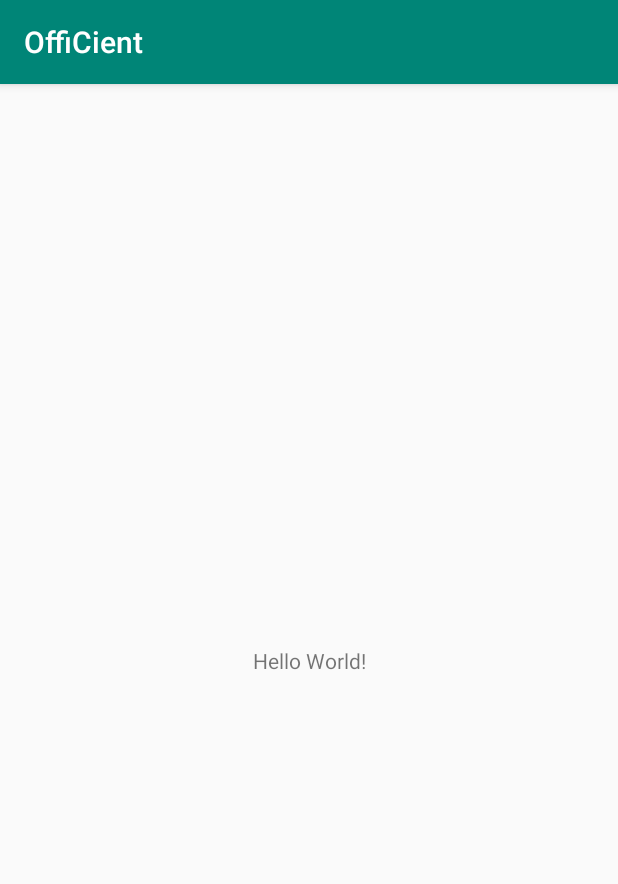
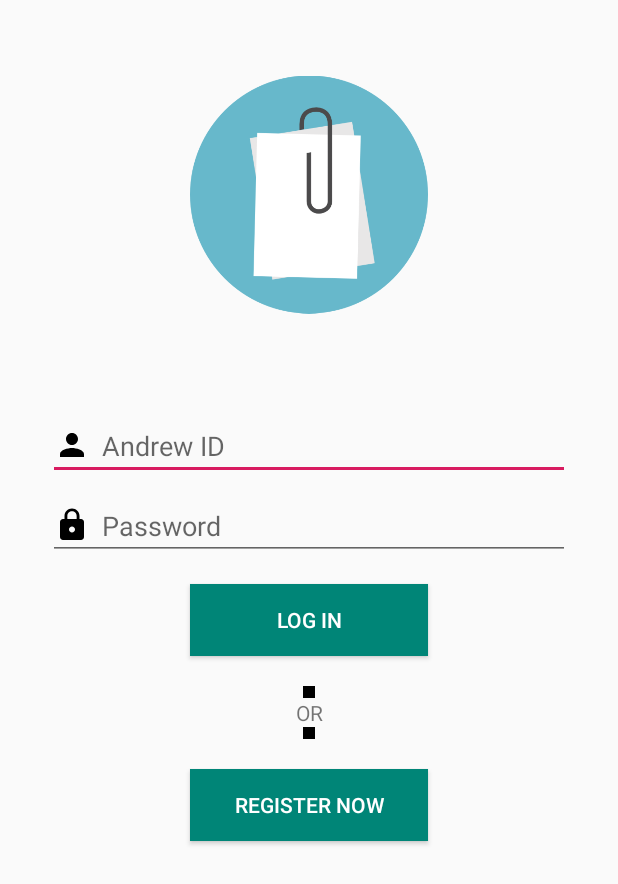
Before and after one commit to Siyubu/OffiCient, an Android app: the screen it shows after launch (MainActivity before the commit, LoginActivity after it), on a phone screen of 412 x 824 dp. Shown: the top 884 px of the screen. Run offline under Robolectric (Android 15) with nearby library versions, the phone set to English and light mode, and no system bars.

Commit message:
Designed login interfaces

```diff
--- a/app/build.gradle
+++ b/app/build.gradle
@@ -23,6 +23,9 @@ dependencies {
     implementation fileTree(dir: 'libs', include: ['*.jar'])
     implementation 'androidx.appcompat:appcompat:1.1.0'
     implementation 'androidx.constraintlayout:constraintlayout:1.1.3'
+    implementation 'com.google.android.material:material:1.0.0'
+    implementation 'androidx.annotation:annotation:1.0.2'
+    implementation 'androidx.lifecycle:lifecycle-extensions:2.0.0'
     testImplementation 'junit:junit:4.12'
     androidTestImplementation 'androidx.test.ext:junit:1.1.1'
     androidTestImplementation 'androidx.test.espresso:espresso-core:3.2.0'
--- /dev/null
+++ b/app/src/main/java/edu/cmu/officient/ui/LoginActivity.java
@@ -0,0 +1,36 @@
+package edu.cmu.officient.ui;
+
+import android.content.Intent;
+import android.os.Bundle;
+
+import com.google.android.material.floatingactionbutton.FloatingActionButton;
+import com.google.android.material.snackbar.Snackbar;
+
+import androidx.appcompat.app.AppCompatActivity;
+import androidx.appcompat.widget.Toolbar;
+
+import android.util.Log;
+import android.view.View;
+import android.widget.Button;
+
+import edu.cmu.officient.R;
+
+public class LoginActivity extends AppCompatActivity {
+
+    @Override
+    protected void onCreate(Bundle savedInstanceState) {
+        super.onCreate(savedInstanceState);
+        setContentView(R.layout.activity_login);
+        /*Toolbar toolbar = findViewById(R.id.toolbar);
+        setSupportActionBar(toolbar);*/
+        Button registrationOpener = findViewById(R.id.register);
+        registrationOpener.setOnClickListener(new View.OnClickListener() {
+            @Override
+            public void onClick(View view) {
+                Intent intent = new Intent(LoginActivity.this, RegistrationActivity.class);
+                startActivity(intent);
+            }
+        });
+    }
+
+}
--- a/app/src/main/java/edu/cmu/officient/MainActivity.java
+++ b/app/src/main/java/edu/cmu/officient/ui/MainActivity.java
@@ -1,8 +1,11 @@
-package edu.cmu.officient;
+package edu.cmu.officient.ui;
 
 import androidx.appcompat.app.AppCompatActivity;
 
+import android.content.Intent;
 import android.os.Bundle;
+
+import edu.cmu.officient.R;
 
 public class MainActivity extends AppCompatActivity {
 
@@ -11,4 +14,11 @@ public class MainActivity extends AppCompatActivity {
         super.onCreate(savedInstanceState);
         setContentView(R.layout.activity_main);
     }
+
+    @Override
+    protected void onStart() {
+        super.onStart();
+        Intent intent = new Intent(this, LoginActivity.class);
+        startActivity(intent);
+    }
 }
--- /dev/null
+++ b/app/src/main/java/edu/cmu/officient/ui/RegistrationActivity.java
@@ -0,0 +1,27 @@
+package edu.cmu.officient.ui;
+
+import android.os.Bundle;
+
+import com.google.android.material.floatingactionbutton.FloatingActionButton;
+import com.google.android.material.snackbar.Snackbar;
+
+import androidx.appcompat.app.AppCompatActivity;
+import androidx.appcompat.widget.Toolbar;
+
+import android.view.View;
+
+import edu.cmu.officient.R;
+
+public class RegistrationActivity extends AppCompatActivity {
+
+    @Override
+    protected void onCreate(Bundle savedInstanceState) {
+        super.onCreate(savedInstanceState);
+        setContentView(R.layout.activity_registration);
+        Toolbar toolbar = findViewById(R.id.toolbar);
+        setSupportActionBar(toolbar);
+
+        getSupportActionBar().setDisplayHomeAsUpEnabled(true);
+    }
+
+}
--- /dev/null
+++ b/app/src/main/res/drawable/ic_lock_black_24dp.xml
@@ -0,0 +1,9 @@
+<vector xmlns:android="http://schemas.android.com/apk/res/android"
+        android:width="24dp"
+        android:height="24dp"
+        android:viewportWidth="24.0"
+        android:viewportHeight="24.0">
+    <path
+        android:fillColor="#FF000000"
+        android:pathData="M18,8h-1L17,6c0,-2.76 -2.24,-5 -5,-5S7,3.24 7,6v2L6,8c-1.1,0 -2,0.9 -2,2v10c0,1.1 0.9,2 2,2h12c1.1,0 2,-0.9 2,-2L20,10c0,-1.1 -0.9,-2 -2,-2zM12,17c-1.1,0 -2,-0.9 -2,-2s0.9,-2 2,-2 2,0.9 2,2 -0.9,2 -2,2zM15.1,8L8.9,8L8.9,6c0,-1.71 1.39,-3.1 3.1,-3.1 1.71,0 3.1,1.39 3.1,3.1v2z"/>
+</vector>
--- /dev/null
+++ b/app/src/main/res/drawable/ic_person_black_24dp.xml
@@ -0,0 +1,9 @@
+<vector xmlns:android="http://schemas.android.com/apk/res/android"
+        android:width="24dp"
+        android:height="24dp"
+        android:viewportWidth="24.0"
+        android:viewportHeight="24.0">
+    <path
+        android:fillColor="#FF000000"
+        android:pathData="M12,12c2.21,0 4,-1.79 4,-4s-1.79,-4 -4,-4 -4,1.79 -4,4 1.79,4 4,4zM12,14c-2.67,0 -8,1.34 -8,4v2h16v-2c0,-2.66 -5.33,-4 -8,-4z"/>
+</vector>
--- /dev/null
+++ b/app/src/main/res/layout/activity_login.xml
@@ -0,0 +1,153 @@
+<?xml version="1.0" encoding="utf-8"?>
+<androidx.constraintlayout.widget.ConstraintLayout xmlns:android="http://schemas.android.com/apk/res/android"
+    xmlns:app="http://schemas.android.com/apk/res-auto"
+    xmlns:tools="http://schemas.android.com/tools"
+    android:id="@+id/container"
+    android:layout_width="match_parent"
+    android:layout_height="match_parent"
+    tools:context=".ui.LoginActivity"
+    android:paddingLeft="@dimen/activity_horizontal_margin"
+    android:paddingTop="@dimen/activity_vertical_margin"
+    android:paddingRight="@dimen/activity_horizontal_margin"
+    android:paddingBottom="@dimen/activity_vertical_margin">
+
+    <androidx.constraintlayout.widget.Guideline
+        android:id="@+id/left_guideline"
+        android:layout_width="wrap_content"
+        android:layout_height="wrap_content"
+        android:orientation="vertical"
+        app:layout_constraintGuide_percent="0.3"/>
+    <androidx.constraintlayout.widget.Guideline
+        android:id="@+id/right_guideline"
+        android:layout_width="wrap_content"
+        android:layout_height="wrap_content"
+        android:orientation="vertical"
+        app:layout_constraintGuide_percent="0.7"/>
+    <androidx.constraintlayout.widget.Guideline
+        android:id="@+id/logo_bottom_guideline"
+        android:layout_width="wrap_content"
+        android:layout_height="wrap_content"
+        android:orientation="horizontal"
+        app:layout_constraintGuide_percent="0.3" />
+
+    <ImageView
+        android:id="@+id/app_logo"
+        android:layout_width="0dp"
+        android:layout_height="wrap_content"
+        android:src="@drawable/logo"
+        app:layout_constraintEnd_toEndOf="@id/right_guideline"
+        app:layout_constraintStart_toStartOf="@+id/left_guideline"
+        app:layout_constraintTop_toTopOf="parent"
+        app:layout_constraintBottom_toBottomOf="@id/logo_bottom_guideline"/>
+    <EditText
+        android:id="@+id/username"
+        android:layout_width="0dp"
+        android:layout_height="wrap_content"
+        android:layout_marginStart="24dp"
+        android:layout_marginTop="24dp"
+        android:layout_marginEnd="24dp"
+
+        android:hint="@string/andrew_id_prompt"
+        android:inputType="text"
+        android:maxLength="@integer/max_andrew_id_length"
+        android:selectAllOnFocus="true"
+        app:layout_constraintEnd_toEndOf="parent"
+        app:layout_constraintStart_toStartOf="parent"
+        app:layout_constraintTop_toBottomOf="@id/logo_bottom_guideline"
+        android:drawableStart="@drawable/ic_person_black_24dp"
+        android:drawableLeft="@drawable/ic_person_black_24dp"
+        android:drawablePadding="@dimen/login_field_icon_padding"
+        />
+    />
+
+    <EditText
+        android:id="@+id/password"
+        android:layout_width="0dp"
+        android:layout_height="wrap_content"
+        android:layout_marginStart="24dp"
+        android:layout_marginTop="8dp"
+        android:layout_marginEnd="24dp"
+
+        android:hint="@string/prompt_password"
+        android:imeActionLabel="@string/action_sign_in_short"
+        android:imeOptions="actionDone"
+        android:inputType="textPassword"
+        android:selectAllOnFocus="true"
+        app:layout_constraintEnd_toEndOf="parent"
+        app:layout_constraintStart_toStartOf="parent"
+        app:layout_constraintTop_toBottomOf="@+id/username"
+        android:drawableStart="@drawable/ic_lock_black_24dp"
+        android:drawableLeft="@drawable/ic_lock_black_24dp"
+        android:drawablePadding="@dimen/login_field_icon_padding"/>
+
+    <Button
+        android:id="@+id/login"
+        android:layout_width="0dp"
+        android:layout_height="wrap_content"
+        android:layout_gravity="start"
+        android:layout_marginTop="16dp"
+        android:layout_marginBottom="64dp"
+        android:text="@string/action_sign_in"
+        android:background="@color/colorPrimary"
+        android:textColor="@color/white"
+        app:layout_constraintEnd_toStartOf="@+id/right_guideline"
+        app:layout_constraintStart_toStartOf="@+id/left_guideline"
+        app:layout_constraintTop_toBottomOf="@+id/password"
+        app:layout_constraintVertical_bias="0.2" />
+
+    <LinearLayout
+        android:id="@+id/registration_more"
+        android:layout_width="wrap_content"
+        android:layout_height="wrap_content"
+        android:orientation="vertical"
+        android:gravity="center"
+        android:padding="20dp"
+        app:layout_constraintLeft_toLeftOf="@id/left_guideline"
+        app:layout_constraintRight_toRightOf="@id/right_guideline"
+        app:layout_constraintTop_toBottomOf="@id/login" >
+        <TextView
+            android:layout_width="@dimen/vertical_separator_width"
+            android:layout_height="@dimen/vertical_separator_height"
+            android:padding="@dimen/vertical_separator_padding"
+            android:background="@color/black" />
+        <TextView
+            android:layout_width="wrap_content"
+            android:layout_height="wrap_content"
+            android:text="@string/or" />
+        <TextView
+            android:layout_width="@dimen/vertical_separator_width"
+            android:layout_height="@dimen/vertical_separator_height"
+            android:padding="@dimen/vertical_separator_padding"
+            android:background="@color/black" />
+    </LinearLayout>
+
+    <Button
+        android:id="@+id/register"
+        android:layout_width="0dp"
+        android:layout_height="wrap_content"
+        android:layout_gravity="start"
+        android:layout_marginBottom="64dp"
+        android:text="@string/action_register"
+        android:background="@color/colorPrimary"
+        android:textColor="@color/white"
+        app:layout_constraintEnd_toStartOf="@+id/right_guideline"
+        app:layout_constraintStart_toStartOf="@+id/left_guideline"
+        app:layout_constraintTop_toBottomOf="@+id/registration_more"
+        app:layout_constraintVertical_bias="0.2" />
+
+    <ProgressBar
+        android:id="@+id/loading"
+        android:layout_width="wrap_content"
+        android:layout_height="wrap_content"
+        android:layout_gravity="center"
+        android:layout_marginStart="32dp"
+        android:layout_marginTop="64dp"
+        android:layout_marginEnd="32dp"
+        android:layout_marginBottom="64dp"
+        android:visibility="gone"
+        app:layout_constraintBottom_toBottomOf="parent"
+        app:layout_constraintEnd_toEndOf="@+id/password"
+        app:layout_constraintStart_toStartOf="@+id/password"
+        app:layout_constraintTop_toTopOf="parent"
+        app:layout_constraintVertical_bias="0.3" />
+</androidx.constraintlayout.widget.ConstraintLayout>
--- a/app/src/main/res/layout/activity_main.xml
+++ b/app/src/main/res/layout/activity_main.xml
@@ -4,7 +4,7 @@
     xmlns:tools="http://schemas.android.com/tools"
     android:layout_width="match_parent"
     android:layout_height="match_parent"
-    tools:context=".MainActivity">
+    tools:context=".ui.MainActivity">
 
     <TextView
         android:layout_width="wrap_content"
--- /dev/null
+++ b/app/src/main/res/layout/activity_registration.xml
@@ -0,0 +1,25 @@
+<?xml version="1.0" encoding="utf-8"?>
+<androidx.coordinatorlayout.widget.CoordinatorLayout xmlns:android="http://schemas.android.com/apk/res/android"
+    xmlns:app="http://schemas.android.com/apk/res-auto"
+    xmlns:tools="http://schemas.android.com/tools"
+    android:layout_width="match_parent"
+    android:layout_height="match_parent"
+    tools:context=".ui.RegistrationActivity">
+
+    <com.google.android.material.appbar.AppBarLayout
+        android:layout_width="match_parent"
+        android:layout_height="wrap_content"
+        android:theme="@style/AppTheme.AppBarOverlay">
+
+        <androidx.appcompat.widget.Toolbar
+            android:id="@+id/toolbar"
+            android:layout_width="match_parent"
+            android:layout_height="?attr/actionBarSize"
+            android:background="?attr/colorPrimary"
+            app:popupTheme="@style/AppTheme.PopupOverlay" />
+
+    </com.google.android.material.appbar.AppBarLayout>
+
+    <include layout="@layout/content_registration" />
+
+</androidx.coordinatorlayout.widget.CoordinatorLayout>
--- a/app/src/main/res/values/colors.xml
+++ b/app/src/main/res/values/colors.xml
@@ -3,4 +3,6 @@
     <color name="colorPrimary">#008577</color>
     <color name="colorPrimaryDark">#00574B</color>
     <color name="colorAccent">#D81B60</color>
+    <color name="white">#FFFFFF</color>
+    <color name="black">#000000</color>
 </resources>
--- /dev/null
+++ b/app/src/main/res/values/integers.xml
@@ -0,0 +1,4 @@
+<?xml version="1.0" encoding="utf-8"?>
+<resources>
+    <integer name="max_andrew_id_length">12</integer>
+</resources>
--- a/app/src/main/res/values/strings.xml
+++ b/app/src/main/res/values/strings.xml
@@ -1,3 +1,19 @@
 <resources>
     <string name="app_name">OffiCient</string>
+    <string name="andrew_id_prompt">Andrew ID</string>
+    <string name="title_activity_login">Sign in</string>
+    <string name="action_register">Register now</string>
+    <string name="prompt_email">Email</string>
+    <string name="prompt_password">Password</string>
+    <string name="prompt_password_confirmation">Confirm Password</string>
+    <string name="integrity_notice">By clicking on the <b>Register</b> button, you confirm that the information that you provided is accurate and true.</string>
+    <string name="prompt_registration">Register now</string>
+    <string name="action_sign_in">Log in </string>
+    <string name="action_sign_in_short">Sign in</string>
+    <string name="welcome">"Welcome !"</string>
+    <string name="invalid_username">Not a valid username</string>
+    <string name="invalid_password">Password must be >5 characters</string>
+    <string name="login_failed">"Login failed"</string>
+    <string name="or">OR</string>
+    <string name="title_activity_registration">Registration</string>
 </resources>
--- a/app/src/main/res/values/styles.xml
+++ b/app/src/main/res/values/styles.xml
@@ -8,4 +8,13 @@
         <item name="colorAccent">@color/colorAccent</item>
     </style>
 
+    <style name="AppTheme.NoActionBar">
+        <item name="windowActionBar">false</item>
+        <item name="windowNoTitle">true</item>
+    </style>
+
+    <style name="AppTheme.AppBarOverlay" parent="ThemeOverlay.AppCompat.Dark.ActionBar" />
+
+    <style name="AppTheme.PopupOverlay" parent="ThemeOverlay.AppCompat.Light" />
+
 </resources>
```
Also changed, not shown: app/src/main/AndroidManifest.xml (+17 -1 lines), app/src/main/res/drawable/logo.png (added).
